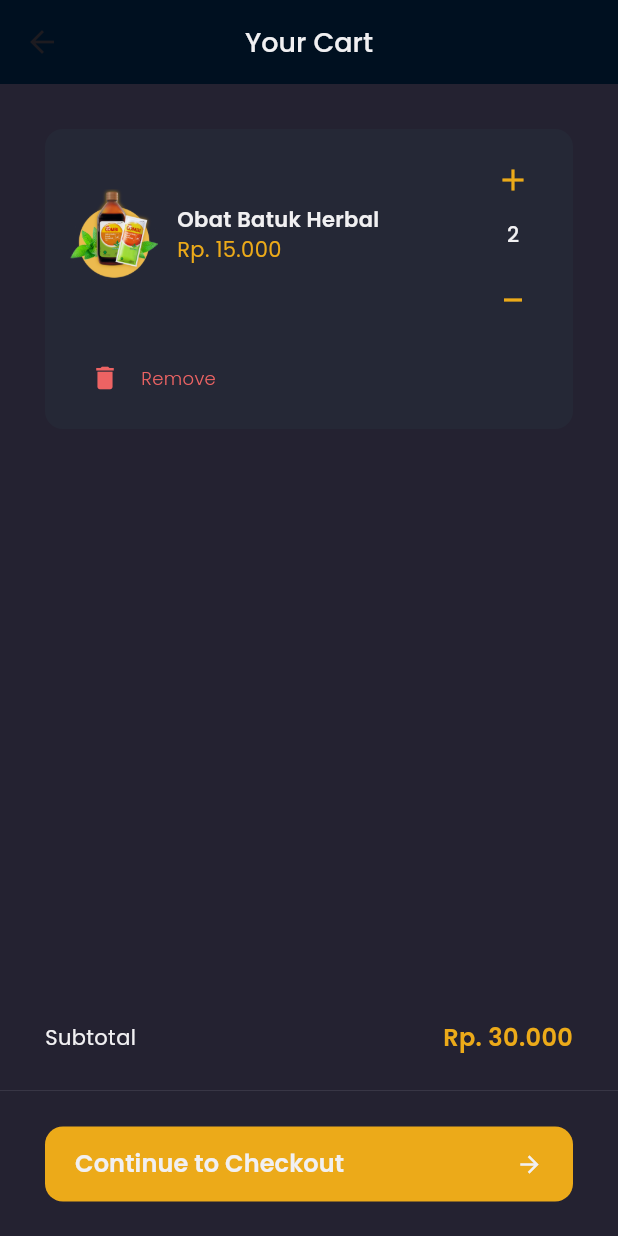
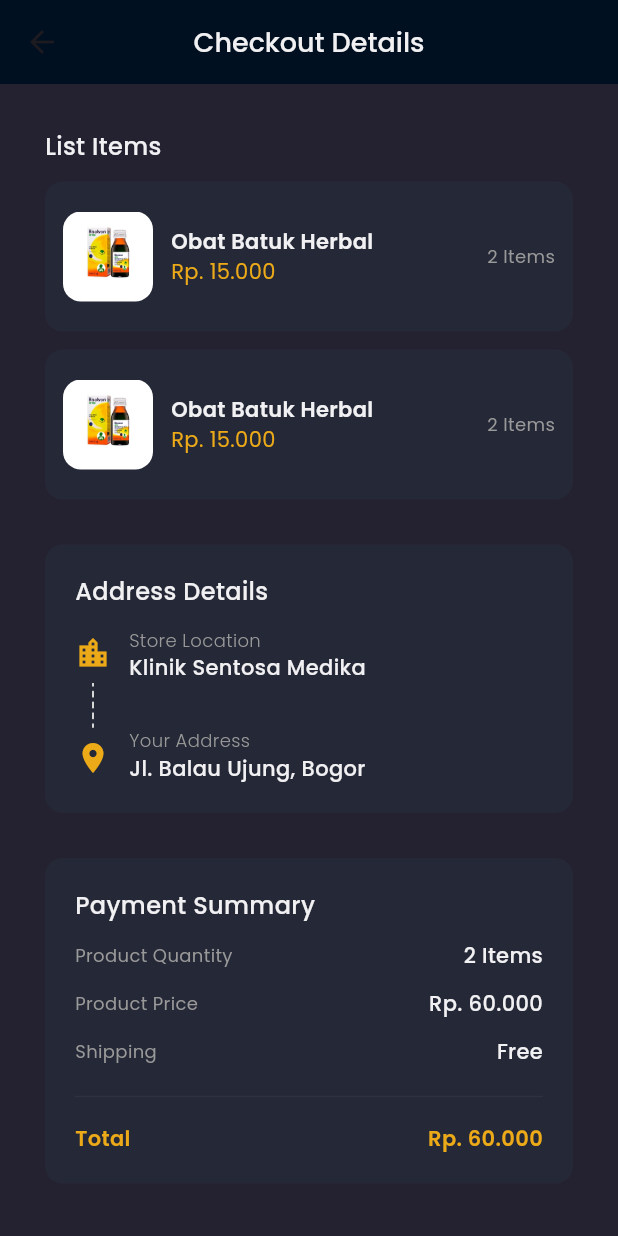
Before and after one commit to yogapermana76/medicalapp, a Flutter app: the CartPage screen opened by its route, after a tap on "Continue to Checkout", on a phone screen of 412 x 824 dp. Run offline on Flutter 3.47's test engine with Material 3 defaults, Android fonts, the phone set to English and light mode, and no system bars; our stand-ins replace carousel_slider, google_fonts.

Commit message:
feat: checkout page

```diff
--- a/lib/main.dart
+++ b/lib/main.dart
@@ -1,5 +1,7 @@
 import 'package:flutter/material.dart';
 import 'package:medicalapp/pages/cart_page.dart';
+import 'package:medicalapp/pages/checkout_page.dart';
+import 'package:medicalapp/pages/checkout_success_page.dart';
 import 'package:medicalapp/pages/detail_chat_page.dart';
 import 'package:medicalapp/pages/login_page.dart';
 import 'package:medicalapp/pages/main_page.dart';
@@ -27,6 +29,8 @@ class MyApp extends StatelessWidget {
         '/detail-chat': (_) => const DetailChatPage(),
         '/medicine_detail': (_) => const MedicineDetailPage(),
         '/cart': (_) => const CartPage(),
+        '/checkout': (_) => const CheckoutPage(),
+        '/checkout-success': (_) => const CheckoutSuccessPage(),
       },
     );
   }
--- a/lib/pages/cart_page.dart
+++ b/lib/pages/cart_page.dart
@@ -117,7 +117,7 @@ class CartPage extends StatelessWidget {
                 vertical: 16,
               ),
               child: TextButton(
-                onPressed: () {},
+                onPressed: () => Navigator.pushNamed(context, '/checkout'),
                 style: TextButton.styleFrom(
                   backgroundColor: primaryColor,
                   padding: const EdgeInsets.symmetric(horizontal: 20),
--- /dev/null
+++ b/lib/pages/checkout_page.dart
@@ -0,0 +1,242 @@
+import 'package:flutter/material.dart';
+import 'package:medicalapp/theme.dart';
+import 'package:medicalapp/widgets/checkout_card.dart';
+
+class CheckoutPage extends StatelessWidget {
+  const CheckoutPage({super.key});
+
+  @override
+  Widget build(BuildContext context) {
+    PreferredSizeWidget header() {
+      return AppBar(
+        backgroundColor: backgroundColor1,
+        elevation: 0,
+        centerTitle: true,
+        title: Text(
+          'Checkout Details',
+          style: primaryTextStyle.copyWith(
+            fontSize: 18,
+            fontWeight: medium,
+          ),
+        ),
+      );
+    }
+
+    Widget content() {
+      return ListView(
+        padding: EdgeInsets.symmetric(horizontal: defaultMargin),
+        children: [
+          // NOTE: LIST ITEMS
+          Container(
+            margin: EdgeInsets.only(top: defaultMargin),
+            child: Column(
+              crossAxisAlignment: CrossAxisAlignment.start,
+              children: [
+                Text(
+                  'List Items',
+                  style: primaryTextStyle.copyWith(
+                    fontSize: 16,
+                    fontWeight: medium,
+                  ),
+                ),
+                const CheckoutCard(),
+                const CheckoutCard(),
+              ],
+            ),
+          ),
+
+          // NOTE: ADDRESS DETAILS
+          Container(
+            margin: EdgeInsets.only(top: defaultMargin),
+            padding: const EdgeInsets.all(20),
+            decoration: BoxDecoration(
+              color: backgroundColor4,
+              borderRadius: BorderRadius.circular(12),
+            ),
+            child: Column(
+              crossAxisAlignment: CrossAxisAlignment.start,
+              children: [
+                Text(
+                  'Address Details',
+                  style: primaryTextStyle.copyWith(
+                    fontSize: 16,
+                    fontWeight: medium,
+                  ),
+                ),
+                const SizedBox(height: 12),
+                Row(
+                  children: [
+                    Column(
+                      children: [
+                        Icon(
+                          Icons.location_city,
+                          color: primaryColor,
+                          size: 24,
+                        ),
+                        const SizedBox(height: 8),
+                        Image.asset(
+                          'assets/images/icon_line.png',
+                          height: 30,
+                        ),
+                        const SizedBox(height: 8),
+                        Icon(Icons.location_on, color: primaryColor, size: 24),
+                      ],
+                    ),
+                    const SizedBox(width: 12),
+                    Column(
+                      crossAxisAlignment: CrossAxisAlignment.start,
+                      children: [
+                        Text(
+                          'Store Location',
+                          style: secondaryTextStyle.copyWith(
+                            fontSize: 12,
+                            fontWeight: light,
+                          ),
+                        ),
+                        Text(
+                          'Klinik Sentosa Medika',
+                          style: primaryTextStyle.copyWith(fontWeight: medium),
+                        ),
+                        SizedBox(height: defaultMargin),
+                        Text(
+                          'Your Address',
+                          style: secondaryTextStyle.copyWith(
+                            fontSize: 12,
+                            fontWeight: light,
+                          ),
+                        ),
+                        Text(
+                          'Jl. Balau Ujung, Bogor',
+                          style: primaryTextStyle.copyWith(fontWeight: medium),
+                        ),
+                      ],
+                    ),
+                  ],
+                ),
+              ],
+            ),
+          ),
+
+          // NOTE: PAYMENT SUMMARY
+          Container(
+            margin: EdgeInsets.only(top: defaultMargin),
+            padding: const EdgeInsets.all(20),
+            decoration: BoxDecoration(
+              color: backgroundColor4,
+              borderRadius: BorderRadius.circular(12),
+            ),
+            child: Column(
+              crossAxisAlignment: CrossAxisAlignment.start,
+              children: [
+                Text(
+                  'Payment Summary',
+                  style: primaryTextStyle.copyWith(
+                    fontSize: 16,
+                    fontWeight: medium,
+                  ),
+                ),
+                const SizedBox(height: 12),
+                Row(
+                  mainAxisAlignment: MainAxisAlignment.spaceBetween,
+                  children: [
+                    Text(
+                      'Product Quantity',
+                      style: secondaryTextStyle.copyWith(fontSize: 12),
+                    ),
+                    Text(
+                      '2 Items',
+                      style: primaryTextStyle.copyWith(fontWeight: medium),
+                    ),
+                  ],
+                ),
+                const SizedBox(height: 12),
+                Row(
+                  mainAxisAlignment: MainAxisAlignment.spaceBetween,
+                  children: [
+                    Text(
+                      'Product Price',
+                      style: secondaryTextStyle.copyWith(fontSize: 12),
+                    ),
+                    Text(
+                      'Rp. 60.000',
+                      style: primaryTextStyle.copyWith(fontWeight: medium),
+                    ),
+                  ],
+                ),
+                const SizedBox(height: 12),
+                Row(
+                  mainAxisAlignment: MainAxisAlignment.spaceBetween,
+                  children: [
+                    Text(
+                      'Shipping',
+                      style: secondaryTextStyle.copyWith(fontSize: 12),
+                    ),
+                    Text(
+                      'Free',
+                      style: primaryTextStyle.copyWith(fontWeight: medium),
+                    ),
+                  ],
+                ),
+                const SizedBox(height: 12),
+                const Divider(
+                  thickness: 1,
+                  color: Color(0xff2E3141),
+                ),
+                const SizedBox(height: 10),
+                Row(
+                  mainAxisAlignment: MainAxisAlignment.spaceBetween,
+                  children: [
+                    Text(
+                      'Total',
+                      style: priceTextStyle.copyWith(fontWeight: semiBold),
+                    ),
+                    Text(
+                      'Rp. 60.000',
+                      style: priceTextStyle.copyWith(fontWeight: semiBold),
+                    ),
+                  ],
+                ),
+              ],
+            ),
+          ),
+
+          // NOTE: CHECKOUT BUTTON
+          SizedBox(height: defaultMargin),
+          const Divider(
+            thickness: 1,
+            color: Color(0xff2E3141),
+          ),
+          Container(
+            height: 50,
+            width: double.infinity,
+            margin: EdgeInsets.symmetric(vertical: defaultMargin),
+            decoration: BoxDecoration(
+              color: primaryColor,
+              borderRadius: BorderRadius.circular(12),
+            ),
+            child: TextButton(
+              onPressed: () => Navigator.pushNamedAndRemoveUntil(
+                context,
+                '/checkout-success',
+                (_) => false,
+              ),
+              child: Text(
+                'Checkout Now',
+                style: primaryTextStyle.copyWith(
+                  fontWeight: semiBold,
+                  fontSize: 16,
+                ),
+              ),
+            ),
+          ),
+        ],
+      );
+    }
+
+    return Scaffold(
+      backgroundColor: backgroundColor3,
+      appBar: header(),
+      body: content(),
+    );
+  }
+}
```
Also changed, not shown: lib/pages/checkout_success_page.dart (added, +104 -0 lines), assets/images/icon_line.png (added).
